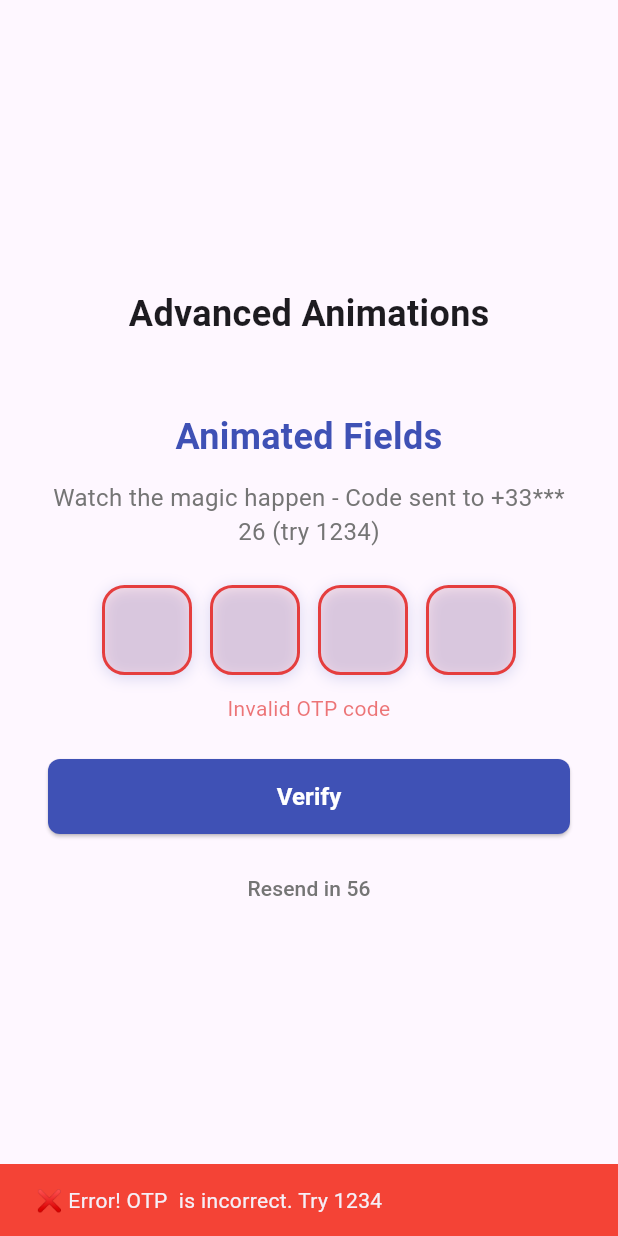
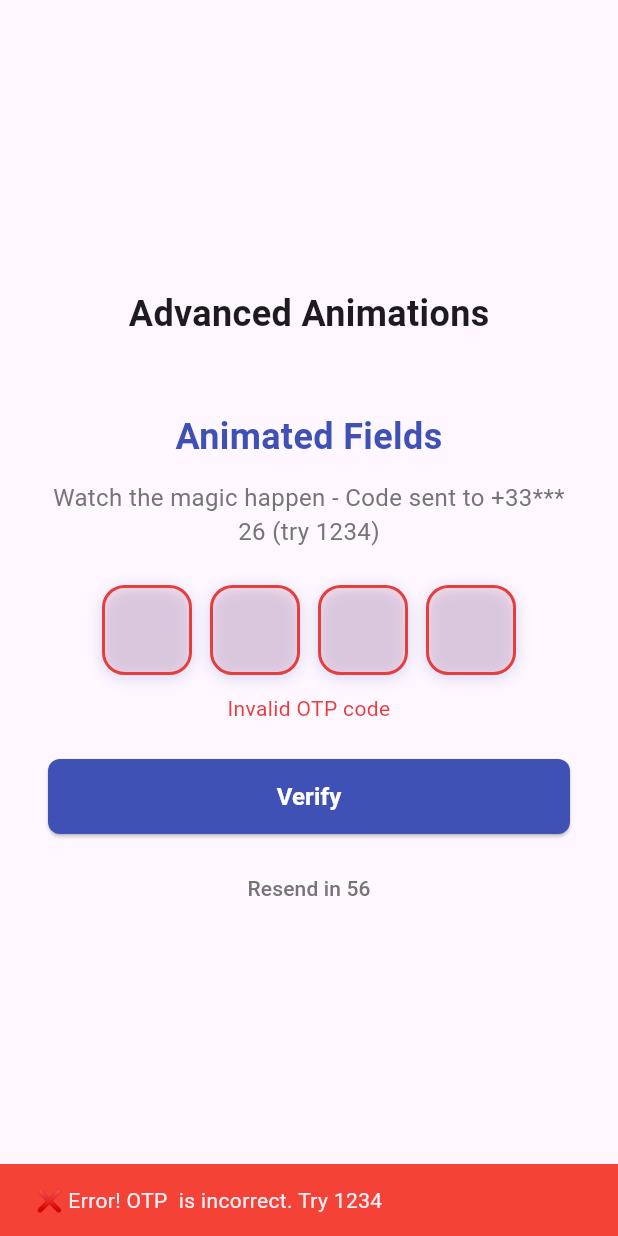
Before and after one commit to seifmoustafa/flutter_otp_kit, a Flutter app: the AnimatedExample screen opened directly, after a tap on "Animated Fields", after a tap on "Verify", on a phone screen of 412 x 824 dp. Run offline on Flutter 3.47's test engine with Material 3 defaults, Android fonts, the phone set to English and light mode, and no system bars.

Commit message:
docs: Overhaul animation system and update documentation
- Introduced a performance-first approach with all animations disabled by default for maximum efficiency.
- Enhanced animation control with explicit enabling options for developers, allowing granular control over various animation types.
- Updated CHANGELOG to reflect critical fixes and improvements in the animation system, including bug fixes for scaling and conditional logic.
- Revised README to clarify new default behaviors and provide examples for enabling animations, ensuring better user guidance.

```diff
--- a/example/lib/main.dart
+++ b/example/lib/main.dart
@@ -105,14 +105,7 @@ class BasicExample extends StatelessWidget {
                 fieldCount: 4,
                 contactInfo: '+1 (555) 123-4567',
                 maskingType: MaskingType.phone,
-                // Demonstrate main-level animation overrides (take precedence over field config)
-                enableFieldStateAnimationOverride: true,
-                fieldFillAnimationTypeOverride: FieldFillAnimationType.rotate,
-                fieldFillRotationRadiansOverride: 0.15,
-                errorFieldAnimationTypeOverride: ErrorFieldAnimationType.bounce,
-                errorShakeAmplitudeOverride: 6.0,
-                cursorEnableAnimationOverride: true,
-                cursorBlinkDurationOverride: const Duration(milliseconds: 700),
+                // Use default (no animations) for basic example
                 onVerify: (otp) async {
                   if (otp == '1234') {
                     ScaffoldMessenger.of(context).showSnackBar(
@@ -173,6 +166,17 @@ class ModernExample extends StatelessWidget {
                 successColor: Colors.green,
                 contactInfo: 'john.doe@company.com',
                 maskingType: MaskingType.email,
+                // Rotate animation for modern example
+                animationConfig: const OtpAnimationConfig(
+                  enableAnimation: true,
+                  enableFieldStateAnimation: true,
+                  fieldFillAnimationType: FieldFillAnimationType.rotate,
+                  fieldFillRotationRadians: 0.15,
+                  errorFieldAnimationType: ErrorFieldAnimationType.bounce,
+                  errorShakeAmplitude: 6.0,
+                  enableCursorAnimation: true,
+                  cursorBlinkDuration: Duration(milliseconds: 700),
+                ),
                 onVerify: (otp) async {
                   if (otp == '1234') {
                     ScaffoldMessenger.of(context).showSnackBar(
@@ -295,6 +299,15 @@ class UnderlinedExample extends StatelessWidget {
                 backgroundColor: Colors.transparent,
                 contactInfo: 'admin@techstartup.io',
                 maskingType: MaskingType.email,
+                // Smart slide animation that detects text direction
+                animationConfig: const OtpAnimationConfig(
+                  enableAnimation: true,
+                  enableFieldStateAnimation: true,
+                  fieldFillAnimationType: FieldFillAnimationType.autoSlide,
+                  fieldFillSlideOffset: Offset(3, 0), // 3px slide movement
+                  fieldTransitionDuration: Duration(milliseconds: 200),
+                  fieldTransitionCurve: Curves.easeOut,
+                ),
                 onVerify: (otp) async {
                   if (otp == '1234') {
                     ScaffoldMessenger.of(context).showSnackBar(
--- a/lib/src/config/otp_animation_config.dart
+++ b/lib/src/config/otp_animation_config.dart
@@ -8,11 +8,11 @@ import 'package:flutter/material.dart';
 class OtpAnimationConfig {
   /// Creates a new animation configuration
   const OtpAnimationConfig({
-    this.enableAnimation = true,
+    this.enableAnimation = false,
     this.animationDuration = const Duration(milliseconds: 300),
     this.animationCurve = Curves.easeInOut,
-    this.enableFieldStateAnimation = true,
-    this.enableFieldToFieldAnimation = true,
+    this.enableFieldStateAnimation = false,
+    this.enableFieldToFieldAnimation = false,
     this.fieldTransitionDuration = const Duration(milliseconds: 150),
     this.fieldTransitionCurve = Curves.easeInOut,
     this.transitionHighlightColor,
@@ -28,7 +28,7 @@ class OtpAnimationConfig {
     this.errorShakeFrequency = 10.0,
 
     // Cursor animation configuration
-    this.enableCursorAnimation = true,
+    this.enableCursorAnimation = false,
     this.cursorBlinkDuration = const Duration(milliseconds: 1000),
     this.cursorColor = const Color(0xFF2196F3),
     this.cursorWidth = 2.0,
@@ -38,7 +38,7 @@ class OtpAnimationConfig {
     this.stateTransitionCurve = Curves.easeInOut,
 
     // Decoration animations
-    this.enableDecorationAnimation = true,
+    this.enableDecorationAnimation = false,
     this.decorationAnimationDuration = const Duration(milliseconds: 250),
   });
 
@@ -193,6 +193,9 @@ enum FieldFillAnimationType {
 
   /// Slide from bottom towards place
   slideDown,
+
+  /// Auto-detect text direction and slide accordingly (LTR: slideLeft, RTL: slideRight)
+  autoSlide,
 }
 
 /// Animation types applied when a field enters error state
--- a/lib/src/otp_kit.dart
+++ b/lib/src/otp_kit.dart
@@ -2,7 +2,6 @@ import 'dart:async';
 import 'dart:math' as math;
 import 'package:flutter/material.dart';
 import 'package:flutter/services.dart';
-import 'package:flutter/scheduler.dart';
 
 // Import existing configs and enums
 import 'config/otp_field_config.dart';
@@ -854,7 +853,8 @@ class _OtpKitState extends State<OtpKit> with TickerProviderStateMixin {
           hint: widget.semanticHint ?? 'Enter verification code',
           value: widget.semanticValue ??
               'Enter ${widget.fieldCount}-digit verification code',
-          child: AnimatedBuilder(
+          child: widget.animationConfig.enableAnimation
+              ? AnimatedBuilder(
                   animation: _mainAnimationController,
                   builder: (context, child) {
                     return FadeTransition(
@@ -863,7 +863,20 @@ class _OtpKitState extends State<OtpKit> with TickerProviderStateMixin {
                         scale: _scaleAnimation,
                         child: SlideTransition(
                           position: _slideAnimation,
-                    child: Padding(
+                          child: _buildContent(),
+                        ),
+                      ),
+                    );
+                  },
+                )
+              : _buildContent(),
+        ),
+      ),
+    );
+  }
+
+  Widget _buildContent() {
+    return Padding(
       padding: widget.padding,
       child: Column(
         mainAxisSize: MainAxisSize.min,
@@ -886,14 +899,6 @@ class _OtpKitState extends State<OtpKit> with TickerProviderStateMixin {
           // Footer (buttons and timer)
           _buildFooter(),
         ],
-                      ),
-                    ),
-                  ),
-                ),
-              );
-            },
-          ),
-        ),
       ),
     );
   }
@@ -1033,7 +1038,8 @@ class _OtpKitState extends State<OtpKit> with TickerProviderStateMixin {
 
   Widget _buildMessages() {
     if (_validationText != null) {
-      return AnimatedBuilder(
+      return widget.animationConfig.enableAnimation
+          ? AnimatedBuilder(
               animation: _errorAnimationController,
               builder: (context, child) {
                 return Transform.translate(
@@ -1042,7 +1048,8 @@ class _OtpKitState extends State<OtpKit> with TickerProviderStateMixin {
                         10 *
                         (widget.animationConfig.errorFieldAnimationType ==
                                 ErrorFieldAnimationType.shake
-                      ? math.sin(_errorAnimationController.value * math.pi * 4)
+                            ? math.sin(
+                                _errorAnimationController.value * math.pi * 4)
                             : 0),
                     0,
                   ),
@@ -1057,11 +1064,18 @@ class _OtpKitState extends State<OtpKit> with TickerProviderStateMixin {
                   ),
                 );
               },
+            )
+          : Text(
+              _validationText!,
+              style: widget.errorStyle ??
+                  TextStyle(color: widget.errorColor, fontSize: 14),
+              textAlign: TextAlign.center,
             );
     }
 
     if (_errorText != null) {
-      return AnimatedBuilder(
+      return widget.animationConfig.enableAnimation
+          ? AnimatedBuilder(
               animation: _errorAnimationController,
               builder: (context, child) {
                 return Transform.translate(
@@ -1070,7 +1084,8 @@ class _OtpKitState extends State<OtpKit> with TickerProviderStateMixin {
                         10 *
                         (widget.animationConfig.errorFieldAnimationType ==
                                 ErrorFieldAnimationType.shake
-                      ? math.sin(_errorAnimationController.value * math.pi * 4)
+                            ? math.sin(
+                                _errorAnimationController.value * math.pi * 4)
                             : 0),
                     0,
                   ),
@@ -1085,6 +1100,12 @@ class _OtpKitState extends State<OtpKit> with TickerProviderStateMixin {
                   ),
                 );
               },
+            )
+          : Text(
+              _errorText!,
+              style: widget.errorStyle ??
+                  TextStyle(color: widget.errorColor, fontSize: 14),
+              textAlign: TextAlign.center,
             );
     }
 
--- a/lib/src/widgets/otp_field.dart
+++ b/lib/src/widgets/otp_field.dart
@@ -260,6 +260,11 @@ class _OtpFieldState extends State<OtpField> with TickerProviderStateMixin {
         break;
       case FieldFillAnimationType.slideDown:
         slideOffset = Offset(0, widget.animationConfig.fieldFillSlideOffset.dy);
+        break;
+      case FieldFillAnimationType.autoSlide:
+        // Default to LTR slide direction - will be corrected in build method
+        slideOffset =
+            Offset(-widget.animationConfig.fieldFillSlideOffset.dx, 0);
         break;
       default:
         slideOffset = Offset.zero;
@@ -543,9 +548,17 @@ class _OtpFieldState extends State<OtpField> with TickerProviderStateMixin {
     // The visual state is now handled entirely by the style manager
     // No need for special decoration logic here - the container handles all styling
 
-    return AnimatedBuilder(
+    return widget.animationConfig.enableFieldStateAnimation
+        ? AnimatedBuilder(
             animation: _animationController,
             builder: (context, child) {
+              return _buildFieldContent(height, width);
+            },
+          )
+        : _buildFieldContent(height, width);
+  }
+
+  Widget _buildFieldContent(double height, double width) {
     // Handle custom decoration based on field shape
     BoxDecoration decoration;
 
@@ -555,8 +568,7 @@ class _OtpFieldState extends State<OtpField> with TickerProviderStateMixin {
       // Use custom decoration builder if provided
       decoration = widget.config.fieldShapeConfig!.decorationBuilder!(
         _borderColorAnimation.value ?? widget.fieldColors.borderColor,
-            _backgroundColorAnimation.value ??
-                widget.fieldColors.backgroundColor,
+        _backgroundColorAnimation.value ?? widget.fieldColors.backgroundColor,
         widget.config.borderWidth,
         widget.config.borderRadius,
       );
@@ -567,8 +579,8 @@ class _OtpFieldState extends State<OtpField> with TickerProviderStateMixin {
             widget.fieldColors.backgroundColor,
         border: Border(
           bottom: BorderSide(
-                color: _borderColorAnimation.value ??
-                    widget.fieldColors.borderColor,
+            color:
+                _borderColorAnimation.value ?? widget.fieldColors.borderColor,
             width: widget.config.borderWidth,
           ),
         ),
@@ -576,15 +588,13 @@ class _OtpFieldState extends State<OtpField> with TickerProviderStateMixin {
     } else {
       // Default decoration for regular fields
       decoration = BoxDecoration(
-            borderRadius: BorderRadius.circular(
-                widget.config.fieldShape == OtpFieldShape.circle ||
+        borderRadius: BorderRadius.circular(widget.config.fieldShape ==
+                    OtpFieldShape.circle ||
                 widget.config.fieldShape == OtpFieldShape.stadium
-                    ? height /
-                        2 // For circle/stadium, use height/2 for border radius
+            ? height / 2 // For circle/stadium, use height/2 for border radius
             : widget.config.borderRadius),
         border: Border.all(
-              color:
-                  _borderColorAnimation.value ?? widget.fieldColors.borderColor,
+          color: _borderColorAnimation.value ?? widget.fieldColors.borderColor,
           width: widget.config.borderWidth,
         ),
         color: _backgroundColorAnimation.value ??
@@ -593,8 +603,7 @@ class _OtpFieldState extends State<OtpField> with TickerProviderStateMixin {
             ? [
                 BoxShadow(
                   color: widget.config.shadowColor ??
-                          widget.config.primaryColor
-                              .withAlpha(51), // 0.2 opacity
+                      widget.config.primaryColor.withAlpha(51), // 0.2 opacity
                   blurRadius: widget.config.shadowBlurRadius,
                   spreadRadius: widget.config.shadowSpreadRadius,
                   offset: widget.config.shadowOffset,
@@ -636,8 +645,7 @@ class _OtpFieldState extends State<OtpField> with TickerProviderStateMixin {
                 inputFormatters: widget.inputFormatters,
                 obscureText: widget.obscureText,
                 obscuringCharacter: widget.obscuringCharacter,
-                    enableInteractiveSelection:
-                        widget.enableInteractiveSelection,
+                enableInteractiveSelection: widget.enableInteractiveSelection,
                 showCursor: widget.config.cursorStyle == CursorStyle.system,
                 cursorColor:
                     widget.config.cursorColor ?? widget.config.primaryColor,
@@ -681,8 +689,7 @@ class _OtpFieldState extends State<OtpField> with TickerProviderStateMixin {
                 Positioned.fill(
                   child: IgnorePointer(
                     child: Align(
-                          alignment:
-                              _textAlignToAlignment(widget.cursorAlignment),
+                      alignment: _textAlignToAlignment(widget.cursorAlignment),
                       child: _buildCustomCursor(height, width),
                     ),
                   ),
@@ -696,8 +703,7 @@ class _OtpFieldState extends State<OtpField> with TickerProviderStateMixin {
                   animation: _cursorController,
                   builder: (context, _) {
                     return Align(
-                          alignment:
-                              _textAlignToAlignment(widget.cursorAlignment),
+                      alignment: _textAlignToAlignment(widget.cursorAlignment),
                       child: FadeTransition(
                         opacity: _cursorBlinkAnimation,
                         child: ScaleTransition(
@@ -714,11 +720,11 @@ class _OtpFieldState extends State<OtpField> with TickerProviderStateMixin {
       ),
     );
 
-        // Apply exactly ONE fill animation (style) when filled/completed
+    // Apply exactly ONE fill animation (style) when filled/completed AND animations are enabled
     final isFilled = widget.fieldState == OtpFieldState.filled ||
         widget.fieldState == OtpFieldState.completed;
     Widget transformed = baseContent;
-        if (isFilled) {
+    if (isFilled && widget.animationConfig.enableFieldStateAnimation) {
       switch (widget.animationConfig.fieldFillAnimationType) {
         case FieldFillAnimationType.scale:
           transformed = Transform.scale(
@@ -741,6 +747,27 @@ class _OtpFieldState extends State<OtpField> with TickerProviderStateMixin {
             child: baseContent,
           );
           break;
+        case FieldFillAnimationType.autoSlide:
+          // Handle autoSlide with direction detection in build method
+          final textDirection = Directionality.of(context);
+          final slideOffset = textDirection == TextDirection.ltr
+              ? Offset(-widget.animationConfig.fieldFillSlideOffset.dx, 0)
+              : Offset(widget.animationConfig.fieldFillSlideOffset.dx, 0);
+
+          // Create a custom slide animation for autoSlide
+          final autoSlideAnimation = Tween<Offset>(
+            begin: slideOffset,
+            end: Offset.zero,
+          ).animate(CurvedAnimation(
+            parent: _animationController,
+            curve: Curves.easeOut,
+          ));
+
+          transformed = SlideTransition(
+            position: autoSlideAnimation,
+            child: baseContent,
+          );
+          break;
         case FieldFillAnimationType.none:
           transformed = baseContent;
           break;
@@ -749,6 +776,7 @@ class _OtpFieldState extends State<OtpField> with TickerProviderStateMixin {
 
     // Apply error animations based on type - different from fill animations
     if ((widget.fieldState == OtpFieldState.error || widget.hasError) &&
+        widget.animationConfig.enableFieldStateAnimation &&
         widget.animationConfig.errorFieldAnimationType !=
             ErrorFieldAnimationType.none) {
       switch (widget.animationConfig.errorFieldAnimationType) {
@@ -760,8 +788,8 @@ class _OtpFieldState extends State<OtpField> with TickerProviderStateMixin {
               1.5; // Faster frequency
           final dx = amplitude *
               math.sin(_errorShakeAnimation.value * freq * math.pi * 2);
-              transformed = Transform.translate(
-                  offset: Offset(dx, 0), child: transformed);
+          transformed =
+              Transform.translate(offset: Offset(dx, 0), child: transformed);
           break;
 
         case ErrorFieldAnimationType.scale:
@@ -776,9 +804,8 @@ class _OtpFieldState extends State<OtpField> with TickerProviderStateMixin {
         case ErrorFieldAnimationType.rotate:
           // Aggressive rotation wobble - different from fill rotation
           final angle = 0.2 *
-                  math.sin(_errorShakeAnimation.value *
-                      math.pi *
-                      6); // More aggressive
+              math.sin(
+                  _errorShakeAnimation.value * math.pi * 6); // More aggressive
           transformed = Transform.rotate(angle: angle, child: transformed);
           break;
 
@@ -787,14 +814,14 @@ class _OtpFieldState extends State<OtpField> with TickerProviderStateMixin {
           final amplitude = widget.animationConfig.errorShakeAmplitude * 2;
           final dy = amplitude *
               math.sin(_errorShakeAnimation.value * math.pi * 4).abs();
-              transformed = Transform.translate(
-                  offset: Offset(0, -dy), child: transformed);
+          transformed =
+              Transform.translate(offset: Offset(0, -dy), child: transformed);
           break;
 
         case ErrorFieldAnimationType.pulse:
           // Pulse effect - scale in and out rapidly
-              final scale = 1.0 +
-                  (0.2 * math.sin(_errorShakeAnimation.value * math.pi * 8));
+          final scale =
+              1.0 + (0.2 * math.sin(_errorShakeAnimation.value * math.pi * 8));
           transformed = Transform.scale(scale: scale, child: transformed);
           break;
 
@@ -803,20 +830,19 @@ class _OtpFieldState extends State<OtpField> with TickerProviderStateMixin {
           final amplitude = widget.animationConfig.errorShakeAmplitude * 2;
           final angle =
               0.15 * math.sin(_errorShakeAnimation.value * math.pi * 4);
-              final dx = amplitude *
-                  math.sin(_errorShakeAnimation.value * math.pi * 3);
-              transformed = Transform.translate(
-                  offset: Offset(dx, 0), child: transformed);
+          final dx =
+              amplitude * math.sin(_errorShakeAnimation.value * math.pi * 3);
+          transformed =
+              Transform.translate(offset: Offset(dx, 0), child: transformed);
           transformed = Transform.rotate(angle: angle, child: transformed);
           break;
 
         case ErrorFieldAnimationType.slideDown:
           // Slide down and back up
           final amplitude = widget.animationConfig.errorShakeAmplitude * 2;
-              final dy =
-                  amplitude * math.sin(_errorShakeAnimation.value * math.pi);
-              transformed = Transform.translate(
-                  offset: Offset(0, dy), child: transformed);
+          final dy = amplitude * math.sin(_errorShakeAnimation.value * math.pi);
+          transformed =
+              Transform.translate(offset: Offset(0, dy), child: transformed);
           break;
 
         case ErrorFieldAnimationType.slideUp:
@@ -824,8 +850,8 @@ class _OtpFieldState extends State<OtpField> with TickerProviderStateMixin {
           final amplitude = widget.animationConfig.errorShakeAmplitude * 2;
           final dy =
               -amplitude * math.sin(_errorShakeAnimation.value * math.pi);
-              transformed = Transform.translate(
-                  offset: Offset(0, dy), child: transformed);
+          transformed =
+              Transform.translate(offset: Offset(0, dy), child: transformed);
           break;
 
         case ErrorFieldAnimationType.slideLeft:
@@ -833,17 +859,16 @@ class _OtpFieldState extends State<OtpField> with TickerProviderStateMixin {
           final amplitude = widget.animationConfig.errorShakeAmplitude * 2;
           final dx =
               -amplitude * math.sin(_errorShakeAnimation.value * math.pi);
-              transformed = Transform.translate(
-                  offset: Offset(dx, 0), child: transformed);
+          transformed =
+              Transform.translate(offset: Offset(dx, 0), child: transformed);
           break;
 
         case ErrorFieldAnimationType.slideRight:
           // Slide right and back
           final amplitude = widget.animationConfig.errorShakeAmplitude * 2;
-              final dx =
-                  amplitude * math.sin(_errorShakeAnimation.value * math.pi);
-              transformed = Transform.translate(
-                  offset: Offset(dx, 0), child: transformed);
+          final dx = amplitude * math.sin(_errorShakeAnimation.value * math.pi);
+          transformed =
+              Transform.translate(offset: Offset(dx, 0), child: transformed);
           break;
 
         case ErrorFieldAnimationType.none:
@@ -853,8 +878,6 @@ class _OtpFieldState extends State<OtpField> with TickerProviderStateMixin {
     }
 
     return transformed;
-      },
-    );
   }
 }
 
```
Also changed, not shown: 2 other files. Lines whose indentation alone changed are shown as unchanged.
